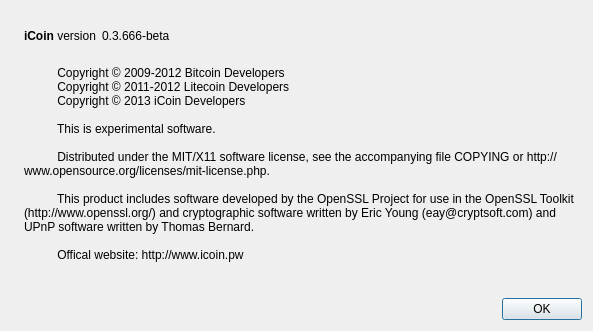
Old version of the form src/qt/forms/aboutdialog.ui in the repository captainhooks/icoin.
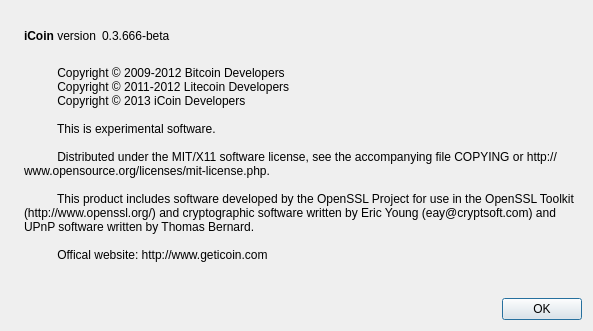
New version of the form. Icons and pictures are not drawn.

Diff of the .ui file:
```diff
--- a/src/qt/forms/aboutdialog.ui
+++ b/src/qt/forms/aboutdialog.ui
@@ -105,7 +105,7 @@
 
           This product includes software developed by the OpenSSL Project for use in the OpenSSL Toolkit (http://www.openssl.org/) and cryptographic software written by Eric Young (eay@cryptsoft.com) and UPnP software written by Thomas Bernard.
 
-          Offical website: http://www.icoin.pw
+          Offical website: http://www.geticoin.com
         </string>
        </property>
        <property name="wordWrap">
```
